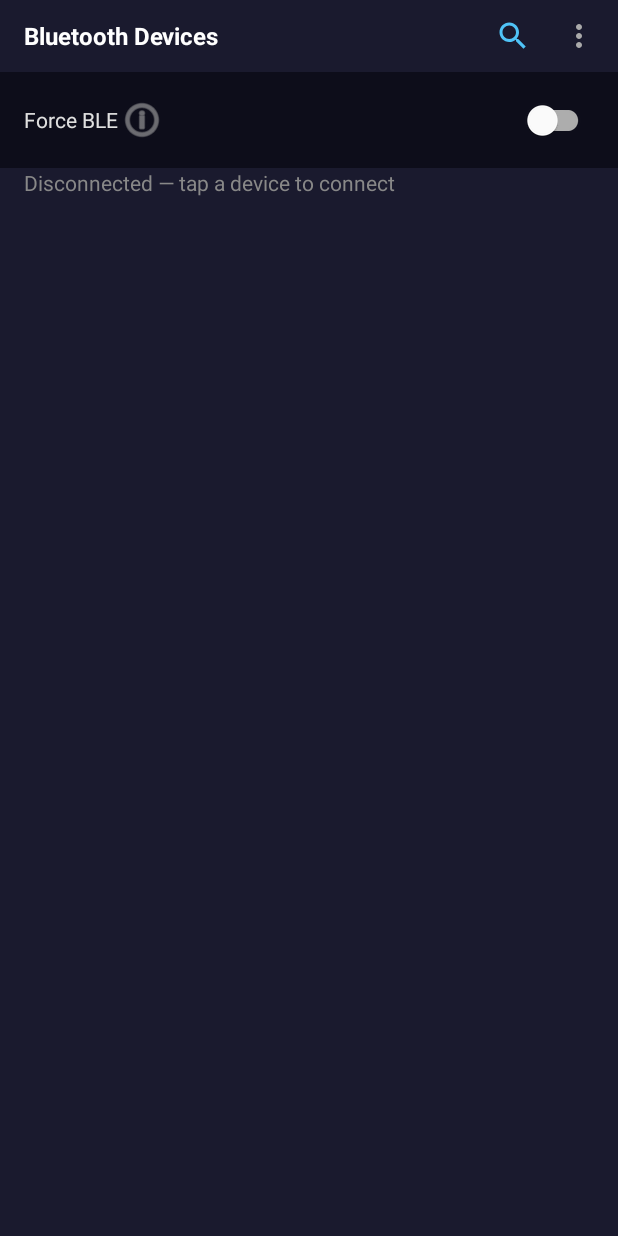
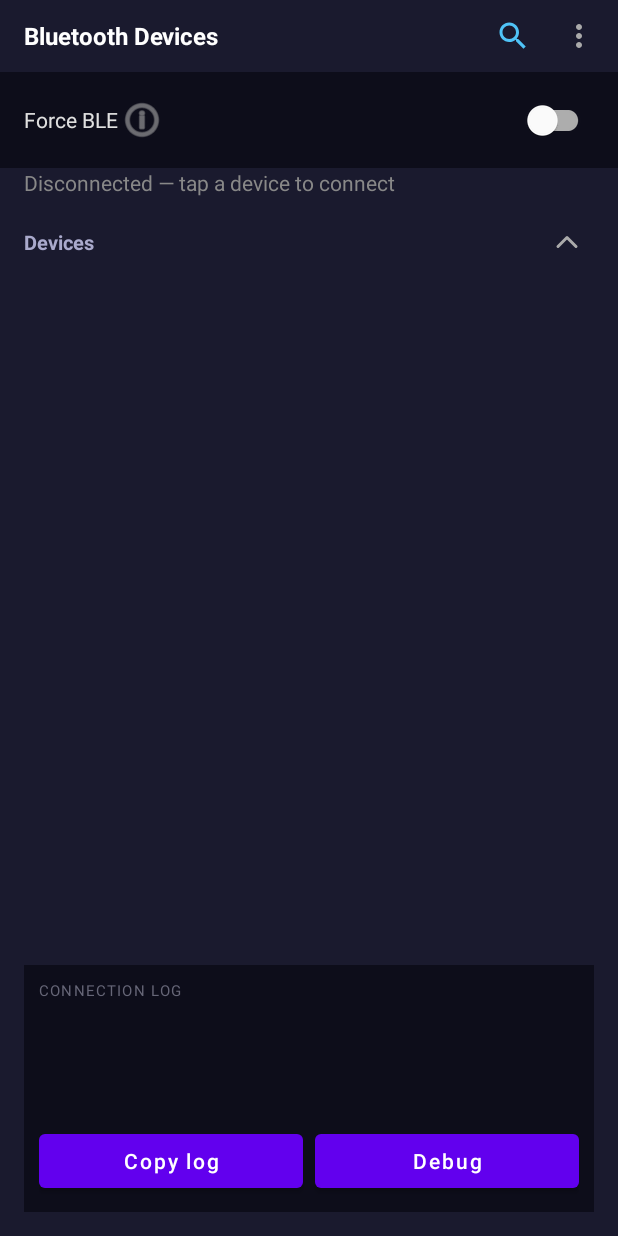
Before and after one commit to shajoshi/Apps, an Android app: the screen it shows after launch (MainActivity), on a phone screen of 412 x 824 dp. Run offline under Robolectric (Android 15) with nearby library versions, the light colour scheme and no system bars.

Commit message:
Improved connect screen layout

```diff
--- a/OBD2App/app/src/main/java/com/sj/obd2app/ui/connect/ConnectFragment.kt
+++ b/OBD2App/app/src/main/java/com/sj/obd2app/ui/connect/ConnectFragment.kt
@@ -9,6 +9,7 @@ import android.os.Bundle
 import android.view.LayoutInflater
 import android.view.View
 import android.view.ViewGroup
+import android.widget.LinearLayout
 import android.widget.Toast
 import androidx.activity.result.contract.ActivityResultContracts
 import androidx.fragment.app.Fragment
@@ -44,6 +45,7 @@ class ConnectFragment : Fragment() {
     private var sectionedAdapter: SectionedDeviceAdapter? = null
     private var receiverRegistered = false
     private var wasScanning = false
+    private var isDeviceListExpanded = true
 
     private val debugExportLauncher = registerForActivityResult(
         ActivityResultContracts.CreateDocument("application/json")
@@ -120,10 +122,45 @@ class ConnectFragment : Fragment() {
         viewModel.loadPairedDevices(requireContext())
     }
 
+    private fun applySectionWeights() {
+        val deviceParams = binding.panelDeviceListContainer.layoutParams as LinearLayout.LayoutParams
+        val logParams = binding.panelConnectionLog.layoutParams as LinearLayout.LayoutParams
+
+        if (isDeviceListExpanded) {
+            deviceParams.weight = 3f
+            logParams.weight = 1f
+        } else {
+            deviceParams.weight = 1f
+            logParams.weight = 6f
+        }
+
+        binding.panelDeviceListContainer.layoutParams = deviceParams
+        binding.panelConnectionLog.layoutParams = logParams
+    }
+
+    private fun updateDeviceListVisibility() {
+        val visible = if (isDeviceListExpanded) View.VISIBLE else View.GONE
+        binding.recyclerviewDevices.visibility = visible
+        binding.btnDeviceListToggle.setImageResource(
+            if (isDeviceListExpanded) R.drawable.ic_chevron_up else R.drawable.ic_chevron_down
+        )
+        binding.btnDeviceListToggle.contentDescription =
+            if (isDeviceListExpanded) "Collapse device list" else "Expand device list"
+        applySectionWeights()
+    }
+
     private fun setupConnectUI(isMock: Boolean) {
         // Clear existing adapter but keep observers
         binding.recyclerviewDevices.adapter = null
         sectionedAdapter = null
+        isDeviceListExpanded = true
+        applySectionWeights()
+        updateDeviceListVisibility()
+
+        binding.btnDeviceListToggle.setOnClickListener {
+            isDeviceListExpanded = !isDeviceListExpanded
+            updateDeviceListVisibility()
+        }
 
         if (isMock) {
             binding.btnScan.visibility = View.GONE
@@ -215,16 +252,12 @@ class ConnectFragment : Fragment() {
             )
         }
 
-        // Connection log panel — show whenever there are log lines
+        // Connection log panel is always visible; just update the content.
         viewModel.connectionLog.observe(viewLifecycleOwner) { lines ->
-            if (lines.isEmpty()) {
-                binding.panelConnectionLog.visibility = View.GONE
-            } else {
-                binding.panelConnectionLog.visibility = View.VISIBLE
-                binding.textConnectionLog.text = lines.joinToString("\n")
-                // Auto-scroll to bottom so latest message is visible
-                binding.scrollLog.post { binding.scrollLog.fullScroll(View.FOCUS_DOWN) }
-            }
+            binding.panelConnectionLog.visibility = View.VISIBLE
+            binding.textConnectionLog.text = lines.joinToString("\n")
+            // Auto-scroll to bottom so latest message is visible
+            binding.scrollLog.post { binding.scrollLog.fullScroll(View.FOCUS_DOWN) }
         }
 
         binding.btnCopyLog.setOnClickListener {
--- a/OBD2App/app/src/main/res/layout/fragment_connect.xml
+++ b/OBD2App/app/src/main/res/layout/fragment_connect.xml
@@ -113,6 +113,41 @@
             android:textColor="#888888"
             android:textSize="14sp" />
 
+        <LinearLayout
+            android:id="@+id/panel_device_list_container"
+            android:layout_width="match_parent"
+            android:layout_height="0dp"
+            android:layout_weight="3"
+            android:orientation="vertical">
+
+            <LinearLayout
+                android:id="@+id/panel_device_list_header"
+                android:layout_width="match_parent"
+                android:layout_height="wrap_content"
+                android:gravity="center_vertical"
+                android:orientation="horizontal"
+                android:paddingBottom="6dp">
+
+                <TextView
+                    android:layout_width="0dp"
+                    android:layout_height="wrap_content"
+                    android:layout_weight="1"
+                    android:text="Devices"
+                    android:textColor="#AAAACC"
+                    android:textSize="13sp"
+                    android:textStyle="bold" />
+
+                <ImageButton
+                    android:id="@+id/btn_device_list_toggle"
+                    android:layout_width="36dp"
+                    android:layout_height="36dp"
+                    android:background="?attr/selectableItemBackgroundBorderless"
+                    android:contentDescription="Expand or collapse device list"
+                    android:padding="6dp"
+                    android:src="@drawable/ic_chevron_up"
+                    android:tint="#AAAAAA" />
+            </LinearLayout>
+
             <!-- Unified device list with section headers -->
             <androidx.recyclerview.widget.RecyclerView
                 android:id="@+id/recyclerview_devices"
@@ -120,18 +155,21 @@
                 android:layout_height="0dp"
                 android:layout_weight="1"
                 android:clipToPadding="false"
-        android:paddingBottom="4dp" />
+                android:nestedScrollingEnabled="true"
+                android:paddingBottom="4dp"
+                android:scrollbars="vertical" />
+        </LinearLayout>
 
-    <!-- Connection log panel — visible during/after a connection attempt -->
+        <!-- Connection log panel — always visible -->
         <LinearLayout
             android:id="@+id/panel_connection_log"
             android:layout_width="match_parent"
-        android:layout_height="wrap_content"
+            android:layout_height="0dp"
+            android:layout_weight="1"
             android:orientation="vertical"
             android:background="#0D0D1A"
             android:padding="10dp"
-        android:layout_marginTop="8dp"
-        android:visibility="gone">
+            android:layout_marginTop="8dp">
 
             <TextView
                 android:id="@+id/label_log_header"
@@ -146,9 +184,10 @@
             <ScrollView
                 android:id="@+id/scroll_log"
                 android:layout_width="match_parent"
-            android:layout_height="wrap_content"
-            android:maxHeight="160dp"
-            android:fillViewport="false"
+                android:layout_height="0dp"
+                android:layout_weight="1"
+                android:fillViewport="true"
+                android:nestedScrollingEnabled="true"
                 android:scrollbars="vertical"
                 android:scrollbarStyle="insideOverlay">
 
```
Also changed, not shown: 1 other file. Lines whose indentation alone changed are shown as unchanged.
